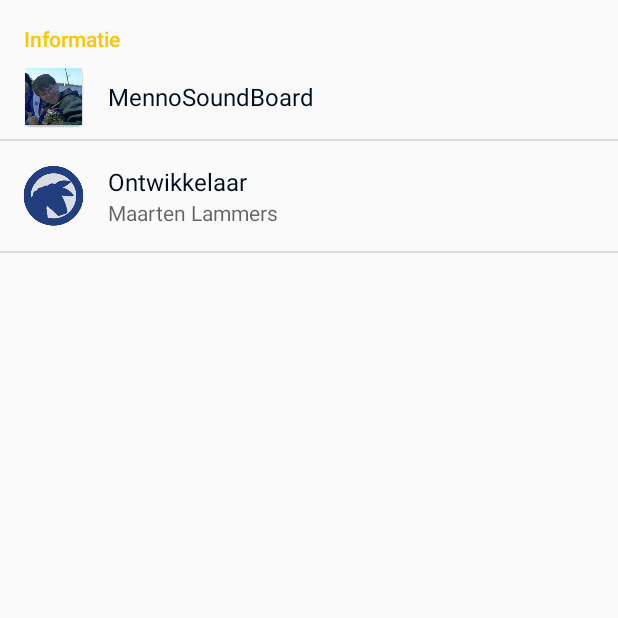
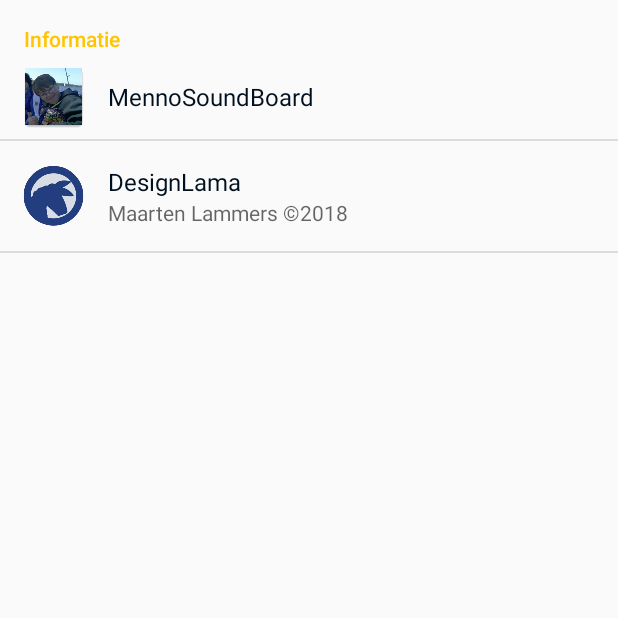
Before and after one commit to tallismen/mennosoundboard, an Android app: the fragment MyPreferenceFragment shown on its own in the app's theme, on a phone screen of 412 x 824 dp, the top half of it. Run offline under Robolectric (Android 15) with nearby library versions, the phone set to English and light mode, and no system bars.

```diff
--- a/app/src/main/res/xml/activity_settings_fragment.xml
+++ b/app/src/main/res/xml/activity_settings_fragment.xml
@@ -12,8 +12,8 @@
         <Preference
             android:icon="@mipmap/dev_icon"
             android:key="ontw"
-            android:summary="Maarten Lammers"
-            android:title="Ontwikkelaar" />
+            android:summary="Maarten Lammers ©2018"
+            android:title="DesignLama" />
 
     </PreferenceCategory>
 </PreferenceScreen>
```
